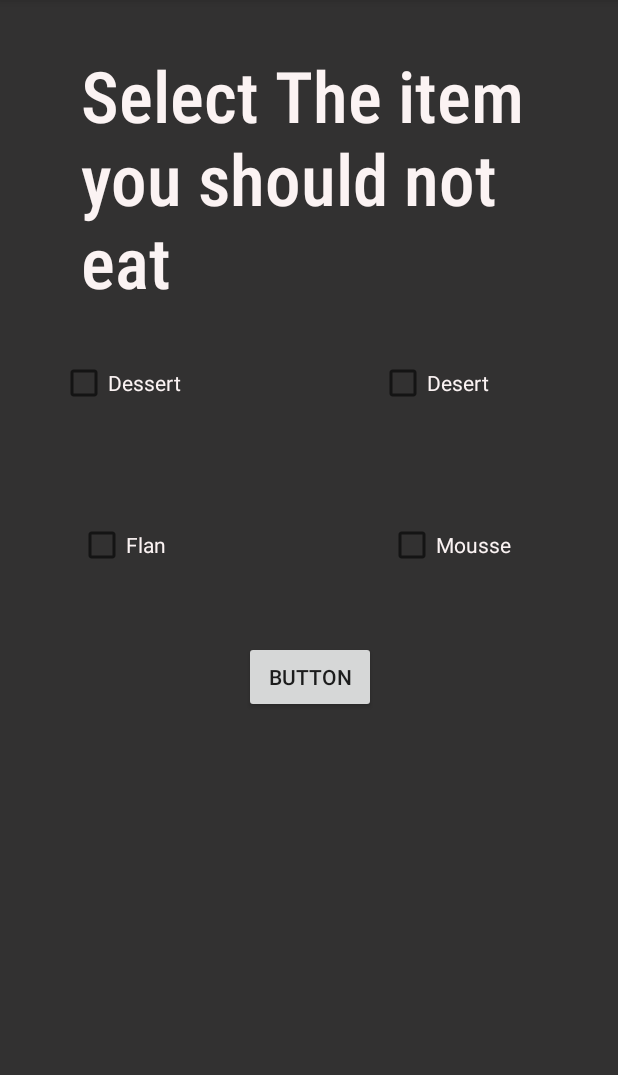
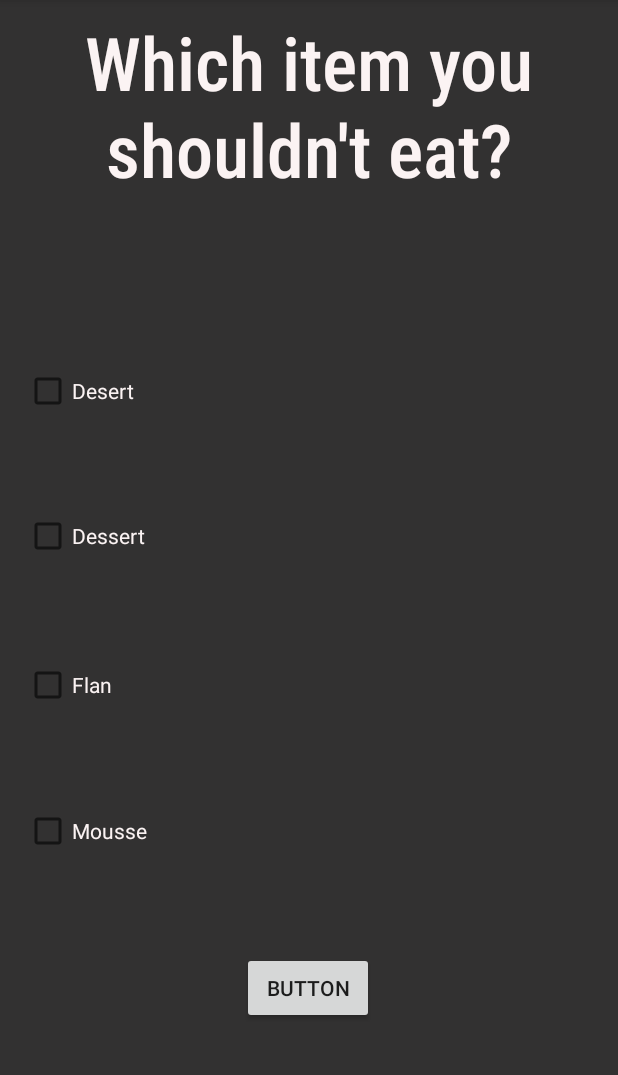
Before and after one commit to Bazifrasool/Recapture, an Android app: the Quiz_page_3 screen opened directly, with no data from a screen before it, on a phone screen of 412 x 824 dp, the part 84-1159 px from its top. Run offline under Robolectric (Android 15) with nearby library versions, the phone set to English and light mode, and no system bars.

Commit message:
Quiz yourself __

```diff
--- a/app/src/main/java/com/example/recapture_v_0/Quiz_Page_1.java
+++ b/app/src/main/java/com/example/recapture_v_0/Quiz_Page_1.java
@@ -30,6 +30,7 @@ public class Quiz_Page_1 extends AppCompatActivity {
     {
         EditText dt = findViewById(R.id.editText2);
         TextView tv = findViewById(R.id.textView);
+        TextView tv2 = findViewById(R.id.textView2);
         //
         if (question_no == Ques_arr.length - 1) {
             Intent new_pg = new Intent(this, Quiz_page_3.class);
@@ -41,6 +42,7 @@ public class Quiz_Page_1 extends AppCompatActivity {
             SimpleDateFormat sdf = new SimpleDateFormat("dd.MM.yyyy");
             String current_dt = sdf.format(new Date());
             String edittextget = dt.getText().toString();
+            tv2.setVisibility(View.INVISIBLE);
             if (edittextget.equals(current_dt)) {
                 first_click = false;
                 score_is++;
@@ -52,6 +54,7 @@ public class Quiz_Page_1 extends AppCompatActivity {
                 tv.setText(Ques_arr[question_no]);
             }
         } else {
+
             String User_ans = dt.getText().toString();
             if (question_no < Ques_arr.length - 1) {
                 if (User_ans.equals(Ans_arr[question_no])) {
@@ -67,4 +70,4 @@ public class Quiz_Page_1 extends AppCompatActivity {
         }
 
 
-}
+}   //angel.co
--- a/app/src/main/res/layout/activity_quiz_page_3.xml
+++ b/app/src/main/res/layout/activity_quiz_page_3.xml
@@ -5,26 +5,27 @@
     android:layout_width="match_parent"
     android:layout_height="match_parent"
     android:background="#E9201F1F"
+    android:scrollbarAlwaysDrawVerticalTrack="true"
     tools:context=".Quiz_page_3">
 
     <TextView
         android:id="@+id/textView3"
-        android:layout_width="0dp"
+        android:layout_width="367dp"
         android:layout_height="175dp"
-        android:layout_marginStart="22dp"
-        android:layout_marginTop="32dp"
-        android:layout_marginEnd="22dp"
+        android:layout_marginStart="31dp"
+        android:layout_marginTop="8dp"
+        android:layout_marginEnd="31dp"
         android:autoSizeMaxTextSize="100sp"
         android:autoSizeMinTextSize="8sp"
         android:autoSizeTextType="uniform"
         android:fontFamily="sans-serif-condensed-medium"
         android:paddingLeft="32dp"
         android:paddingRight="32dp"
-        android:text="Select The item you should not eat"
+        android:text="Which item you shouldn't eat?"
+        android:textAlignment="center"
         android:textColor="#FAFFF7F7"
         android:textIsSelectable="false"
         app:layout_constraintEnd_toEndOf="parent"
-        app:layout_constraintHorizontal_bias="0.0"
         app:layout_constraintStart_toStartOf="parent"
         app:layout_constraintTop_toTopOf="parent" />
 
@@ -32,55 +33,59 @@
         android:id="@+id/checkBox"
         android:layout_width="wrap_content"
         android:layout_height="wrap_content"
-        android:layout_marginStart="40dp"
-        android:layout_marginTop="32dp"
+        android:layout_marginBottom="14dp"
         android:text="Dessert"
         android:textColor="#FAFFF7F7"
-        app:layout_constraintStart_toStartOf="parent"
-        app:layout_constraintTop_toBottomOf="@+id/textView3" />
+        app:layout_constraintBottom_toTopOf="@+id/checkBox5"
+        app:layout_constraintStart_toStartOf="@+id/checkBox5"
+        app:layout_constraintTop_toBottomOf="@+id/checkBox2" />
 
     <CheckBox
         android:id="@+id/checkBox2"
         android:layout_width="wrap_content"
         android:layout_height="wrap_content"
-        android:layout_marginStart="132dp"
-        android:layout_marginTop="32dp"
+        android:layout_marginTop="8dp"
+        android:layout_marginBottom="11dp"
         android:text="Desert"
         android:textColor="#FAFFF7F7"
-        app:layout_constraintStart_toEndOf="@+id/checkBox"
+        app:layout_constraintBottom_toTopOf="@+id/checkBox"
+        app:layout_constraintStart_toStartOf="@+id/checkBox"
         app:layout_constraintTop_toBottomOf="@+id/textView3" />
 
     <CheckBox
         android:id="@+id/checkBox5"
         android:layout_width="wrap_content"
         android:layout_height="wrap_content"
-        android:layout_marginStart="12dp"
-        android:layout_marginTop="140dp"
+        android:layout_marginBottom="12dp"
         android:text="Flan"
         android:textColor="#FAFFF7F7"
-        app:layout_constraintStart_toStartOf="@+id/checkBox"
-        app:layout_constraintTop_toBottomOf="@+id/textView3" />
+        app:layout_constraintBottom_toTopOf="@+id/checkBox6"
+        app:layout_constraintStart_toStartOf="@+id/checkBox6"
+        app:layout_constraintTop_toBottomOf="@+id/checkBox" />
 
     <CheckBox
         android:id="@+id/checkBox6"
         android:layout_width="wrap_content"
         android:layout_height="wrap_content"
-        android:layout_marginStart="148dp"
-        android:layout_marginTop="140dp"
+        android:layout_marginStart="16dp"
+        android:layout_marginBottom="11dp"
         android:text="Mousse"
         android:textColor="#FAFFF7F7"
-        app:layout_constraintStart_toEndOf="@+id/checkBox5"
-        app:layout_constraintTop_toBottomOf="@+id/textView3" />
+        app:layout_constraintBottom_toTopOf="@+id/button4"
+        app:layout_constraintStart_toStartOf="parent"
+        app:layout_constraintTop_toBottomOf="@+id/checkBox5" />
 
     <Button
         android:id="@+id/button4"
         android:layout_width="wrap_content"
         android:layout_height="wrap_content"
-        android:layout_marginTop="220dp"
-        android:layout_marginEnd="8dp"
+        android:layout_marginBottom="32dp"
         android:onClick="McQ_button"
         android:text="Button"
-        app:layout_constraintEnd_toStartOf="@+id/checkBox6"
-        app:layout_constraintTop_toBottomOf="@+id/textView3" />
+        app:layout_constraintBottom_toBottomOf="parent"
+        app:layout_constraintEnd_toEndOf="parent"
+        app:layout_constraintHorizontal_bias="0.498"
+        app:layout_constraintStart_toStartOf="parent"
+        app:layout_constraintTop_toBottomOf="@+id/checkBox6" />
 
 </androidx.constraintlayout.widget.ConstraintLayout>
```
Also changed, not shown: app/src/main/java/com/example/recapture_v_0/Quiz_page_3.java (+47 -1 lines).
